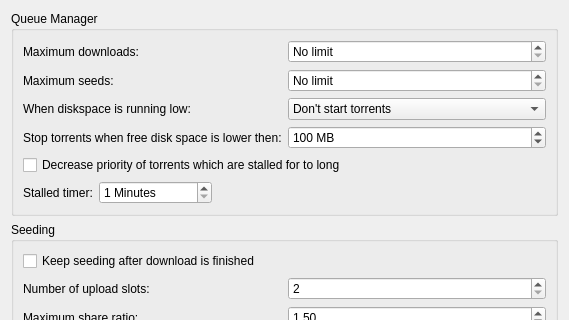
Qt form ktorrent/qmpref.ui (KDE/ktorrent) before a commit; both pictures show x 0 to 569 and y 0 to 320 of the 569 by 476 pixel window.
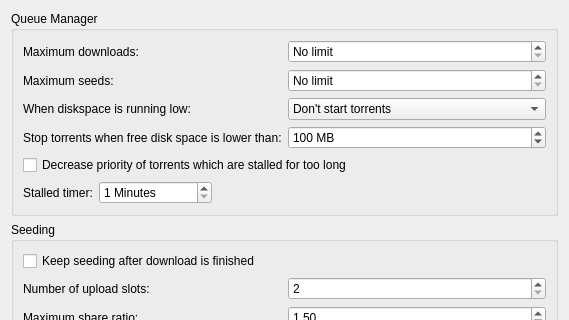
The same form after that commit.

Commit message: Fix typos in settings page of QM

```diff
--- a/ktorrent/qmpref.ui
+++ b/ktorrent/qmpref.ui
@@ -90,7 +90,7 @@
         <item row="3" column="0" >
          <widget class="QLabel" name="label_13" >
           <property name="text" >
-           <string>Stop torrents when free disk space is lower then:</string>
+           <string>Stop torrents when free disk space is lower than:</string>
           </property>
          </widget>
         </item>
@@ -126,7 +126,7 @@
 &lt;p style=" margin-top:0px; margin-bottom:0px; margin-left:0px; margin-right:0px; -qt-block-indent:0; text-indent:0px;">This will allow the queue manager to run other torrents, when a torrent is doing nothing.&lt;/p>&lt;/body>&lt;/html></string>
         </property>
         <property name="text" >
-         <string>Decrease priority of torrents which are stalled for to long</string>
+         <string>Decrease priority of torrents which are stalled for too long</string>
         </property>
        </widget>
       </item>
```
Left out of the diff: 2 changed lines with no effect on the pictures.
